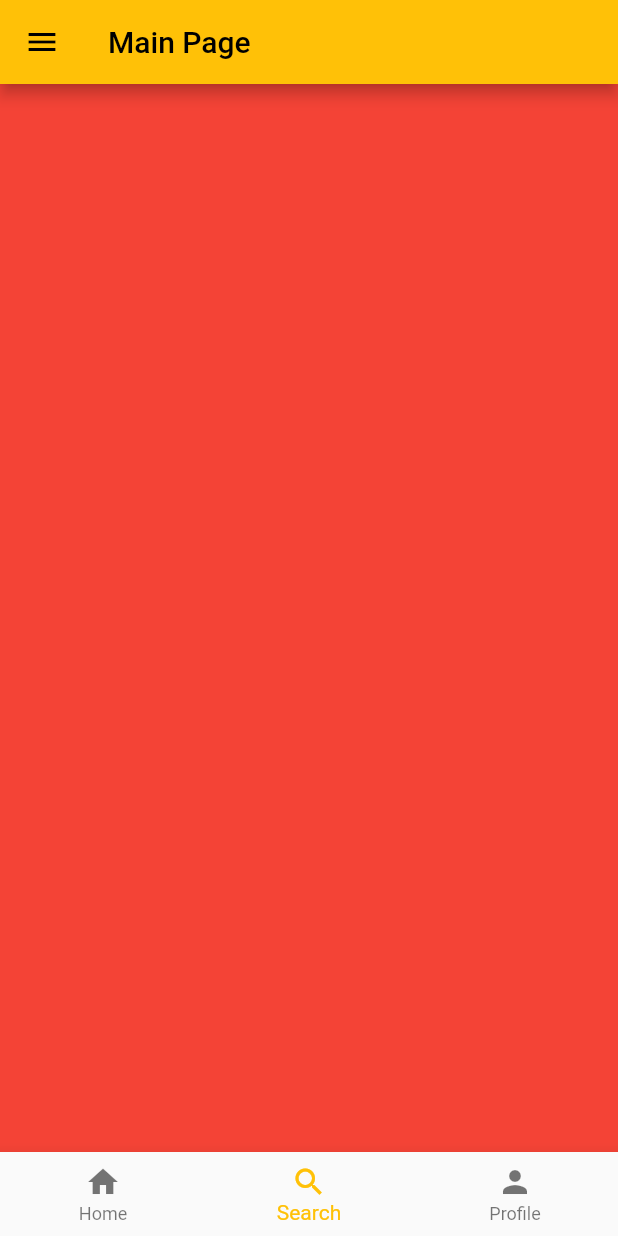
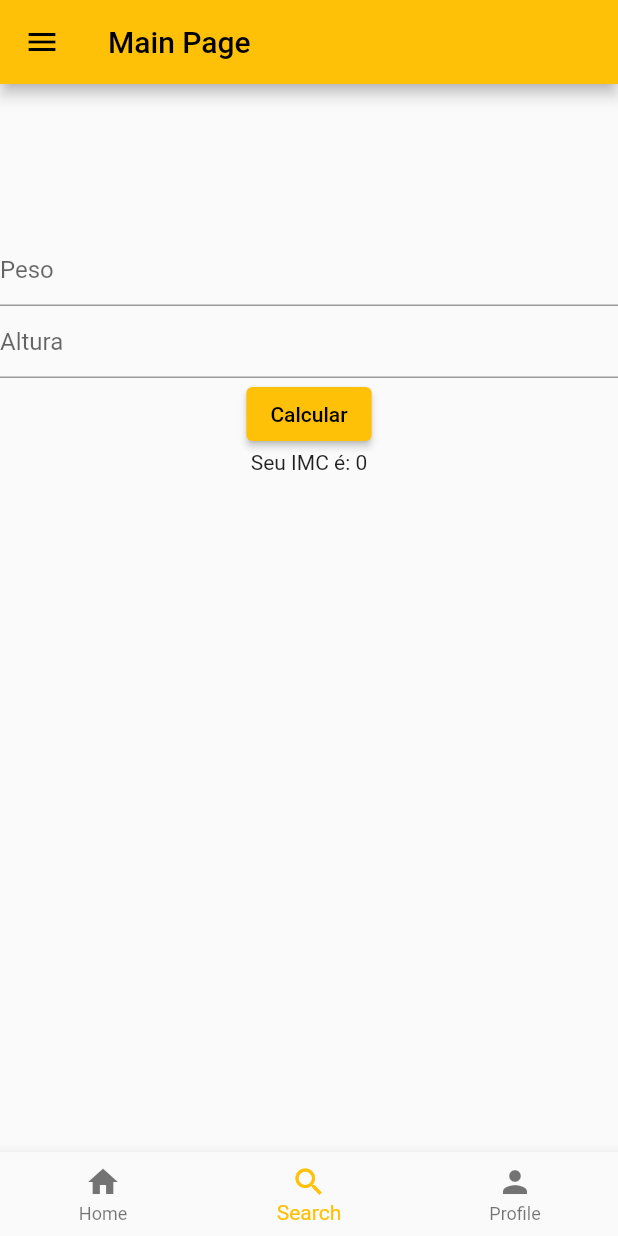
Before and after one commit to gabgaleski/flutter-start, a Flutter app: the MainPage screen opened directly, swiped to page 2, on a phone screen of 412 x 824 dp. Run offline on Flutter 3.47's test engine with Material 2 defaults, Android fonts, the phone set to English and light mode, and no system bars.

Commit message:
feat: implementa imc na page2

```diff
--- a/lib/pages/page2.dart
+++ b/lib/pages/page2.dart
@@ -8,10 +8,40 @@ class Pagina2Page extends StatefulWidget {
 }
 
 class _Pagina2PageState extends State<Pagina2Page> {
+  TextEditingController peso = TextEditingController(text: "");
+  TextEditingController altura = TextEditingController(text: "");
+  var imc = 0;
   @override
   Widget build(BuildContext context) {
-    return Container(
-      color: Colors.red,
+    return Column(
+      children: [
+        const SizedBox(
+          height: 100,
+        ),
+        TextField(
+          controller: peso,
+          decoration: const InputDecoration(
+            hintText: "Peso",
+          ),
+        ),
+        TextField(
+          controller: altura,
+          decoration: const InputDecoration(
+            hintText: "Altura",
+          ),
+        ),
+        ElevatedButton(
+          onPressed: () {
+            setState(() {
+              imc = int.parse(peso.text) ~/ ((int.parse(altura.text) * 2) / 100);
+            });
+          },
+          child: const Text("Calcular"),
+        ),
+        Text(
+          "Seu IMC é: $imc",
+        ),
+      ],
     );
   }
 }
```
